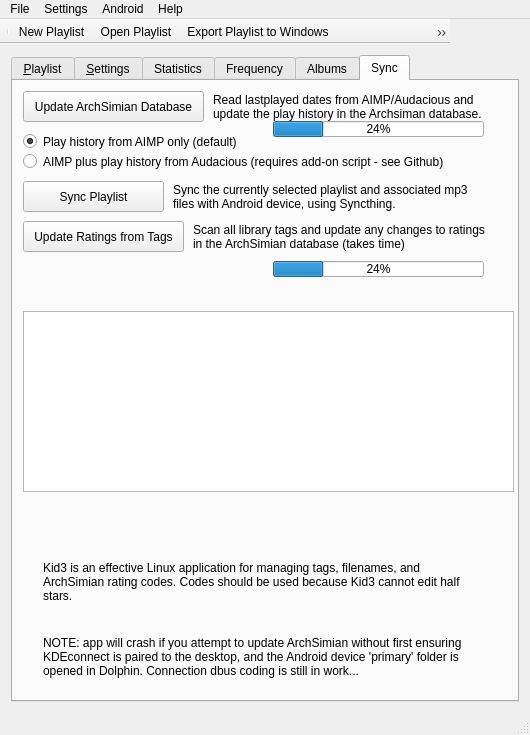
Qt form src/archsimian.ui (Harpo3/archsimian) before a commit.
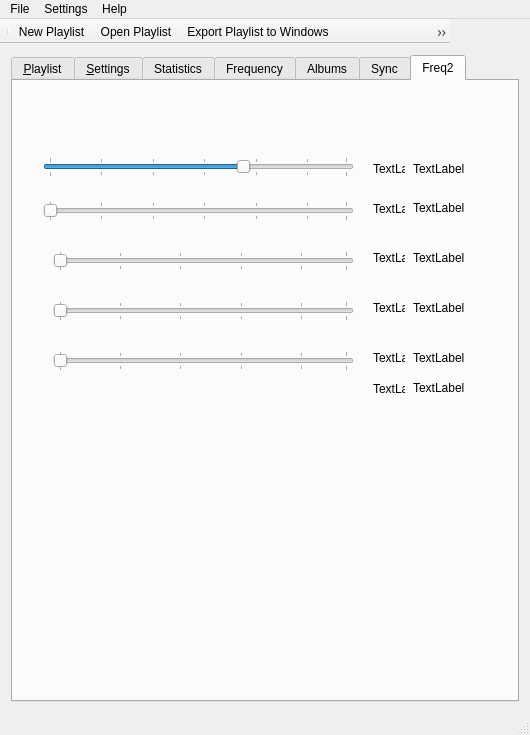
The same form after that commit. Icons and pictures are not drawn.

Commit message: Temp work on rebuilding frequency tab (Freq2).

Patch:
```diff
--- a/src/archsimian.ui
+++ b/src/archsimian.ui
@@ -85,7 +85,7 @@
        <number>2</number>
       </property>
       <property name="currentIndex">
-       <number>5</number>
+       <number>6</number>
       </property>
       <widget class="QWidget" name="playlistTab">
        <property name="enabled">
@@ -2584,18 +2584,18 @@
         <property name="geometry">
          <rect>
           <x>10</x>
-          <y>230</y>
+          <y>180</y>
           <width>491</width>
-          <height>181</height>
+          <height>291</height>
          </rect>
         </property>
        </widget>
        <widget class="QProgressBar" name="updateTagsprogressBar">
         <property name="geometry">
          <rect>
-          <x>260</x>
-          <y>180</y>
-          <width>211</width>
+          <x>490</x>
+          <y>600</y>
+          <width>16</width>
           <height>16</height>
          </rect>
         </property>
@@ -2617,6 +2617,307 @@
         </property>
        </widget>
       </widget>
+      <widget class="QWidget" name="Freq2Tab">
+       <attribute name="title">
+        <string>Freq2</string>
+       </attribute>
+       <widget class="QSlider" name="factor3ahorizontalSlider">
+        <property name="geometry">
+         <rect>
+          <x>30</x>
+          <y>76</y>
+          <width>311</width>
+          <height>20</height>
+         </rect>
+        </property>
+        <property name="minimum">
+         <number>10</number>
+        </property>
+        <property name="maximum">
+         <number>33</number>
+        </property>
+        <property name="value">
+         <number>25</number>
+        </property>
+        <property name="orientation">
+         <enum>Qt::Horizontal</enum>
+        </property>
+        <property name="invertedAppearance">
+         <bool>false</bool>
+        </property>
+        <property name="invertedControls">
+         <bool>false</bool>
+        </property>
+        <property name="tickPosition">
+         <enum>QSlider::TicksBothSides</enum>
+        </property>
+        <property name="tickInterval">
+         <number>4</number>
+        </property>
+       </widget>
+       <widget class="QLabel" name="slider5yrslabel">
+        <property name="geometry">
+         <rect>
+          <x>400</x>
+          <y>170</y>
+          <width>80</width>
+          <height>14</height>
+         </rect>
+        </property>
+        <property name="text">
+         <string>TextLabel</string>
+        </property>
+       </widget>
+       <widget class="QLabel" name="slider8label">
+        <property name="geometry">
+         <rect>
+          <x>360</x>
+          <y>300</y>
+          <width>32</width>
+          <height>16</height>
+         </rect>
+        </property>
+        <property name="text">
+         <string>TextLabel</string>
+        </property>
+       </widget>
+       <widget class="QLabel" name="slider4yrslabel">
+        <property name="geometry">
+         <rect>
+          <x>400</x>
+          <y>120</y>
+          <width>80</width>
+          <height>14</height>
+         </rect>
+        </property>
+        <property name="text">
+         <string>TextLabel</string>
+        </property>
+       </widget>
+       <widget class="QLabel" name="slider4label">
+        <property name="geometry">
+         <rect>
+          <x>360</x>
+          <y>120</y>
+          <width>32</width>
+          <height>16</height>
+         </rect>
+        </property>
+        <property name="text">
+         <string>TextLabel</string>
+        </property>
+       </widget>
+       <widget class="QLabel" name="slider7yrslabel">
+        <property name="geometry">
+         <rect>
+          <x>400</x>
+          <y>270</y>
+          <width>80</width>
+          <height>14</height>
+         </rect>
+        </property>
+        <property name="text">
+         <string>TextLabel</string>
+        </property>
+       </widget>
+       <widget class="QLabel" name="slider3label">
+        <property name="geometry">
+         <rect>
+          <x>360</x>
+          <y>80</y>
+          <width>32</width>
+          <height>16</height>
+         </rect>
+        </property>
+        <property name="text">
+         <string>TextLabel</string>
+        </property>
+       </widget>
+       <widget class="QLabel" name="slider3yrslabel">
+        <property name="geometry">
+         <rect>
+          <x>400</x>
+          <y>80</y>
+          <width>80</width>
+          <height>16</height>
+         </rect>
+        </property>
+        <property name="text">
+         <string>TextLabel</string>
+        </property>
+       </widget>
+       <widget class="QSlider" name="factor5horizontalSlider">
+        <property name="geometry">
+         <rect>
+          <x>40</x>
+          <y>170</y>
+          <width>301</width>
+          <height>20</height>
+         </rect>
+        </property>
+        <property name="minimum">
+         <number>1</number>
+        </property>
+        <property name="maximum">
+         <number>20</number>
+        </property>
+        <property name="orientation">
+         <enum>Qt::Horizontal</enum>
+        </property>
+        <property name="tickPosition">
+         <enum>QSlider::TicksBothSides</enum>
+        </property>
+        <property name="tickInterval">
+         <number>4</number>
+        </property>
+       </widget>
+       <widget class="QSlider" name="factor6horizontalSlider">
+        <property name="geometry">
+         <rect>
+          <x>40</x>
+          <y>220</y>
+          <width>301</width>
+          <height>20</height>
+         </rect>
+        </property>
+        <property name="minimum">
+         <number>1</number>
+        </property>
+        <property name="maximum">
+         <number>20</number>
+        </property>
+        <property name="orientation">
+         <enum>Qt::Horizontal</enum>
+        </property>
+        <property name="invertedControls">
+         <bool>false</bool>
+        </property>
+        <property name="tickPosition">
+         <enum>QSlider::TicksBothSides</enum>
+        </property>
+        <property name="tickInterval">
+         <number>4</number>
+        </property>
+       </widget>
+       <widget class="QLabel" name="slider7label">
+        <property name="geometry">
+         <rect>
+          <x>360</x>
+          <y>270</y>
+          <width>32</width>
+          <height>14</height>
+         </rect>
+        </property>
+        <property name="text">
+         <string>TextLabel</string>
+        </property>
+       </widget>
+       <widget class="QSlider" name="factor4horizontalSlider">
+        <property name="geometry">
+         <rect>
+          <x>30</x>
+          <y>120</y>
+          <width>311</width>
+          <height>20</height>
+         </rect>
+        </property>
+        <property name="minimum">
+         <number>10</number>
+        </property>
+        <property name="maximum">
+         <number>33</number>
+        </property>
+        <property name="orientation">
+         <enum>Qt::Horizontal</enum>
+        </property>
+        <property name="invertedControls">
+         <bool>false</bool>
+        </property>
+        <property name="tickPosition">
+         <enum>QSlider::TicksBothSides</enum>
+        </property>
+        <property name="tickInterval">
+         <number>4</number>
+        </property>
+       </widget>
+       <widget class="QLabel" name="slider5label">
+        <property name="geometry">
+         <rect>
+          <x>360</x>
+          <y>170</y>
+          <width>32</width>
+          <height>14</height>
+         </rect>
+        </property>
+        <property name="text">
+         <string>TextLabel</string>
+        </property>
+       </widget>
+       <widget class="QSlider" name="factor7horizontalSlider">
+        <property name="geometry">
+         <rect>
+          <x>40</x>
+          <y>270</y>
+          <width>301</width>
+          <height>20</height>
+         </rect>
+        </property>
+        <property name="minimum">
+         <number>1</number>
+        </property>
+        <property name="maximum">
+         <number>20</number>
+        </property>
+        <property name="orientation">
+         <enum>Qt::Horizontal</enum>
+        </property>
+        <property name="tickPosition">
+         <enum>QSlider::TicksBothSides</enum>
+        </property>
+        <property name="tickInterval">
+         <number>4</number>
+        </property>
+       </widget>
+       <widget class="QLabel" name="slider8yrslabel">
+        <property name="geometry">
+         <rect>
+          <x>400</x>
+          <y>300</y>
+          <width>80</width>
+          <height>14</height>
+         </rect>
+        </property>
+        <property name="text">
+         <string>TextLabel</string>
+        </property>
+       </widget>
+       <widget class="QLabel" name="slider6label">
+        <property name="geometry">
+         <rect>
+          <x>360</x>
+          <y>220</y>
+          <width>32</width>
+          <height>14</height>
+         </rect>
+        </property>
+        <property name="text">
+         <string>TextLabel</string>
+        </property>
+       </widget>
+       <widget class="QLabel" name="slider6yrslabel">
+        <property name="geometry">
+         <rect>
+          <x>400</x>
+          <y>220</y>
+          <width>80</width>
+          <height>14</height>
+         </rect>
+        </property>
+        <property name="text">
+         <string>TextLabel</string>
+        </property>
+       </widget>
+      </widget>
      </widget>
     </item>
    </layout>
@@ -2660,18 +2961,8 @@
     </property>
     <addaction name="actionSave_Settings"/>
    </widget>
-   <widget class="QMenu" name="menuAndroid">
-    <property name="title">
-     <string>Android</string>
-    </property>
-    <addaction name="actionIterate_tag"/>
-    <addaction name="actionGet_Last_Played_Dates"/>
-    <addaction name="actionUpdateLastPlayed"/>
-    <addaction name="actionsyncAudaciousLog"/>
-   </widget>
    <addaction name="menuFile"/>
    <addaction name="menuSettings"/>
-   <addaction name="menuAndroid"/>
    <addaction name="menuHelp"/>
   </widget>
   <widget class="QStatusBar" name="statusBar"/>
```
Left out of the diff: 108 changed lines with no effect on the pictures. The commit also changes 9 other files.
